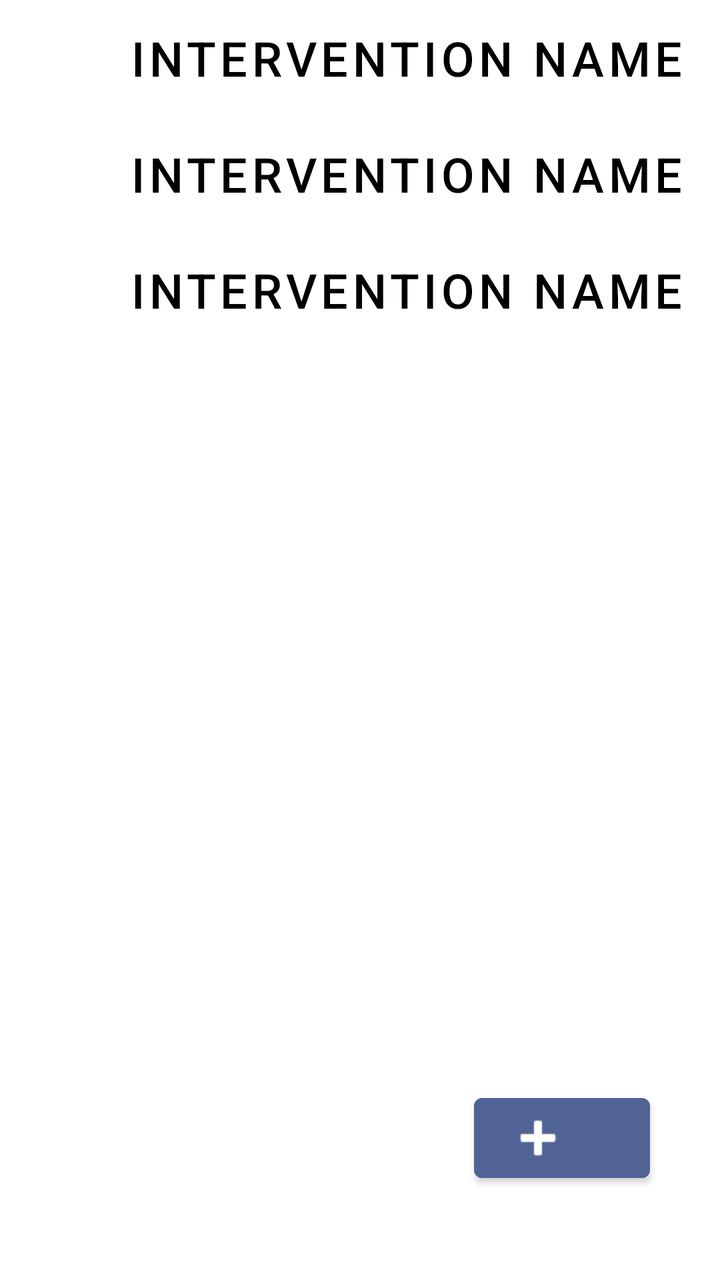
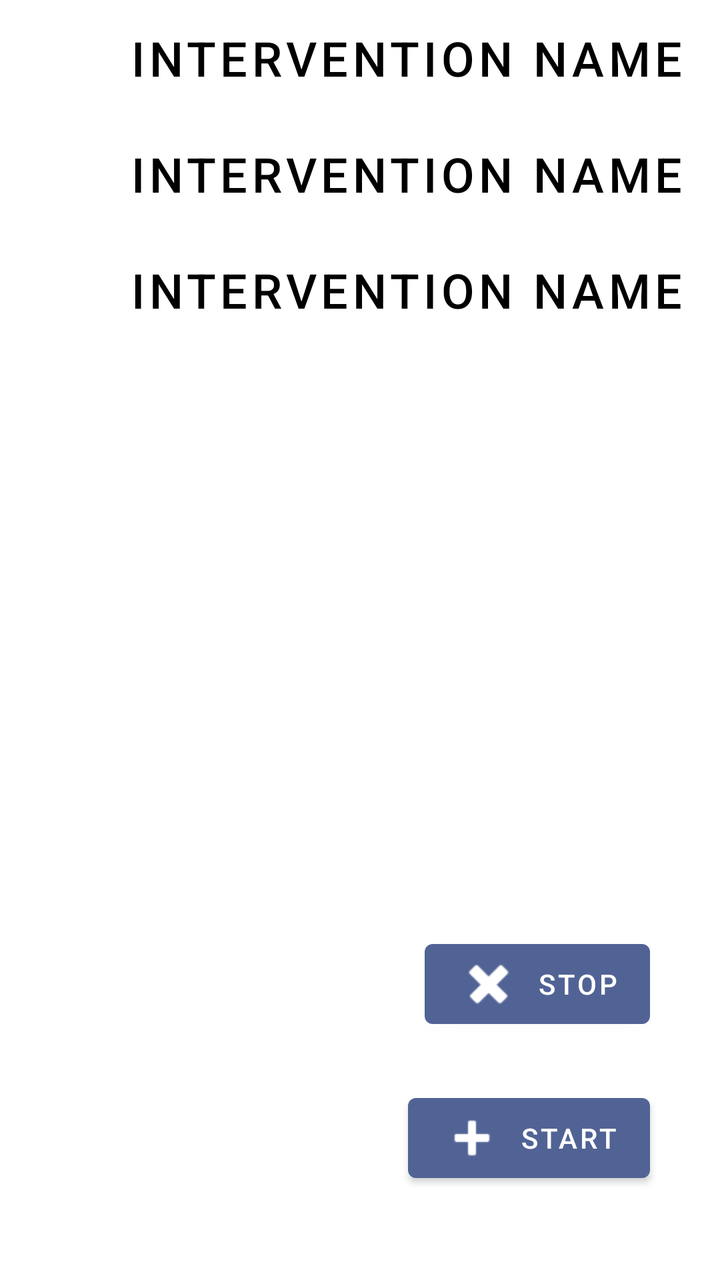

The first picture is an Android layout as it rendered before a commit; the second is the same layout after the commit. The layout source and the unified diff follow.
<!-- AndroidManifest.xml: application theme Theme.SELab23B02 -->
<!-- res/layout/fragment_interventions.xml -->
<?xml version="1.0" encoding="utf-8"?>
<LinearLayout xmlns:android="http://schemas.android.com/apk/res/android"
    xmlns:app="http://schemas.android.com/apk/res-auto"
    xmlns:tools="http://schemas.android.com/tools"
    android:layout_width="match_parent"
    android:layout_height="match_parent">

    <androidx.constraintlayout.widget.ConstraintLayout
        android:layout_width="match_parent"
        android:layout_height="match_parent">

        <Button
            android:id="@+id/btStartRecording"
            android:layout_width="wrap_content"
            android:layout_height="wrap_content"
            android:layout_marginEnd="35dp"
            android:layout_marginBottom="45dp"
            android:text=""
            app:icon="@android:drawable/ic_input_add"
            app:layout_constraintBottom_toBottomOf="@+id/scrollView2"
            app:layout_constraintEnd_toEndOf="parent" />

        <ScrollView
            android:id="@+id/scrollView2"
            android:layout_width="match_parent"
            android:layout_height="match_parent"
            app:layout_constraintBottom_toBottomOf="parent"
            app:layout_constraintEnd_toEndOf="parent"
            app:layout_constraintStart_toStartOf="parent"
            app:layout_constraintTop_toTopOf="parent">

            <LinearLayout
                android:layout_width="match_parent"
                android:layout_height="wrap_content"
                android:orientation="vertical">

                <androidx.constraintlayout.widget.ConstraintLayout
                    android:id="@+id/singleInterventionConstraintLayout"
                    android:layout_width="match_parent"
                    android:layout_height="match_parent">

                    <Button
                        android:id="@+id/buttonIntervention1"
                        android:layout_width="407dp"
                        android:layout_height="58dp"
                        android:background="@android:color/transparent"
                        android:onClick="openSingleInterventionFragment"
                        android:outlineAmbientShadowColor="#000000"
                        android:outlineProvider="none"
                        android:text="Intervention Name"
                        android:textAlignment="center"
                        android:textColor="#000000"
                        android:textSize="24sp"
                        app:layout_constraintStart_toStartOf="parent"
                        app:layout_constraintTop_toTopOf="parent"
                        tools:visibility="visible" />

                    <Button
                        android:id="@+id/buttonIntervention2"
                        android:layout_width="407dp"
                        android:layout_height="58dp"
                        android:layout_marginTop="58dp"
                        android:background="@android:color/transparent"
                        android:onClick="openSingleInterventionFragment"
                        android:outlineAmbientShadowColor="#000000"
                        android:outlineProvider="none"
                        android:text="Intervention Name"
                        android:textAlignment="center"
                        android:textColor="#000000"
                        android:textSize="24sp"
                        app:layout_constraintStart_toStartOf="parent"
                        app:layout_constraintTop_toTopOf="parent"
                        tools:visibility="visible" />

                    <Button
                        android:id="@+id/buttonIntervention3"
                        android:layout_width="407dp"
                        android:layout_height="58dp"
                        android:layout_marginTop="116dp"
                        android:background="@android:color/transparent"
                        android:onClick="openSingleInterventionFragment"
                        android:outlineAmbientShadowColor="#000000"
                        android:outlineProvider="none"
                        android:text="Intervention Name"
                        android:textAlignment="center"
                        android:textColor="#000000"
                        android:textSize="24sp"
                        app:layout_constraintStart_toStartOf="parent"
                        app:layout_constraintTop_toTopOf="parent"
                        tools:visibility="visible" />

                </androidx.constraintlayout.widget.ConstraintLayout>
            </LinearLayout>
        </ScrollView>
    </androidx.constraintlayout.widget.ConstraintLayout>

</LinearLayout>
<!-- resources referenced by this layout -->
<resources>
  <style name="Theme.SELab23B02" parent="Theme.MaterialComponents.DayNight.DarkActionBar">
          
          <item name="colorPrimary">@color/accent_color</item>
          <item name="colorPrimaryVariant">@color/accent_color</item>
          <item name="colorOnPrimary">@color/white</item>
          
          <item name="colorSecondary">@color/teal_200</item>
          <item name="colorSecondaryVariant">@color/teal_700</item>
          <item name="colorOnSecondary">@color/black</item>
          
          <item name="android:statusBarColor">?attr/colorPrimaryVariant</item>
          
      </style>
  <color name="accent_color">#516395</color>
  <color name="white">#FFFFFFFF</color>
  <color name="teal_200">#FF03DAC5</color>
  <color name="teal_700">#FF018786</color>
  <color name="black">#FF000000</color>
</resources>

<!-- the commit's change to res/layout/fragment_interventions.xml (unified diff, before → after) -->
@@ -15,9 +15,20 @@
             android:layout_height="wrap_content"
             android:layout_marginEnd="35dp"
             android:layout_marginBottom="45dp"
-            android:text=""
+            android:text="start"
             app:icon="@android:drawable/ic_input_add"
             app:layout_constraintBottom_toBottomOf="@+id/scrollView2"
+            app:layout_constraintEnd_toEndOf="parent" />
+
+        <Button
+            android:id="@+id/btEndRecording"
+            android:layout_width="wrap_content"
+            android:layout_height="wrap_content"
+            android:layout_marginEnd="35dp"
+            android:layout_marginBottom="25dp"
+            android:text="stop"
+            app:icon="@android:drawable/ic_delete"
+            app:layout_constraintBottom_toTopOf="@+id/btStartRecording"
             app:layout_constraintEnd_toEndOf="parent" />
 
         <ScrollView
